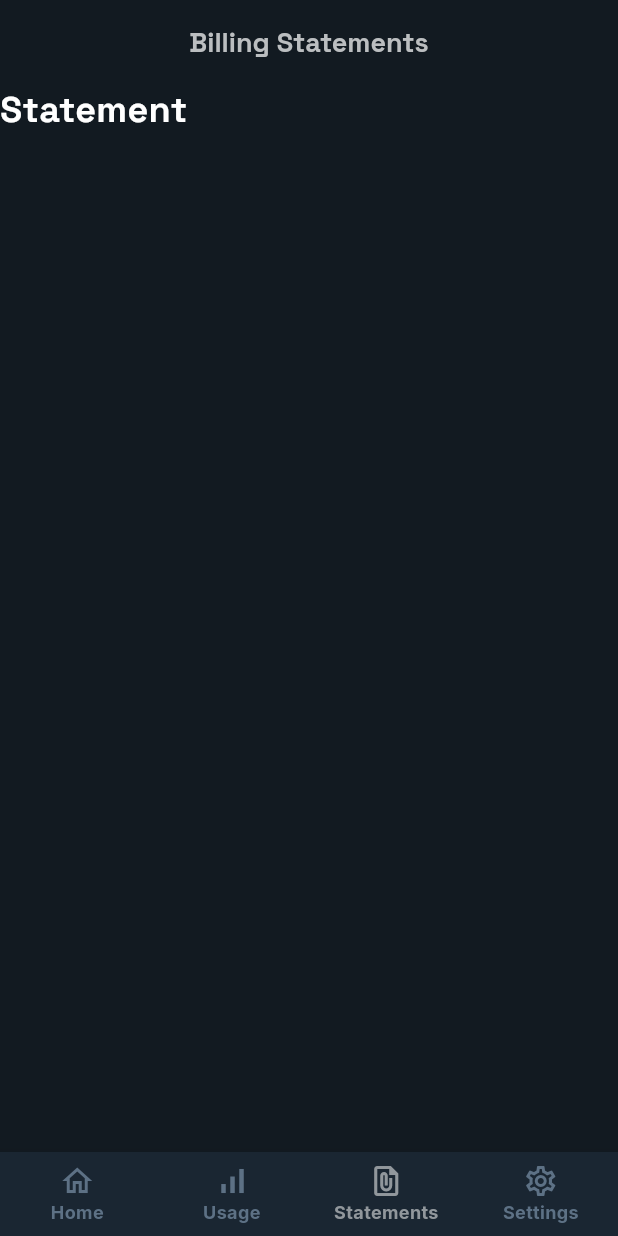
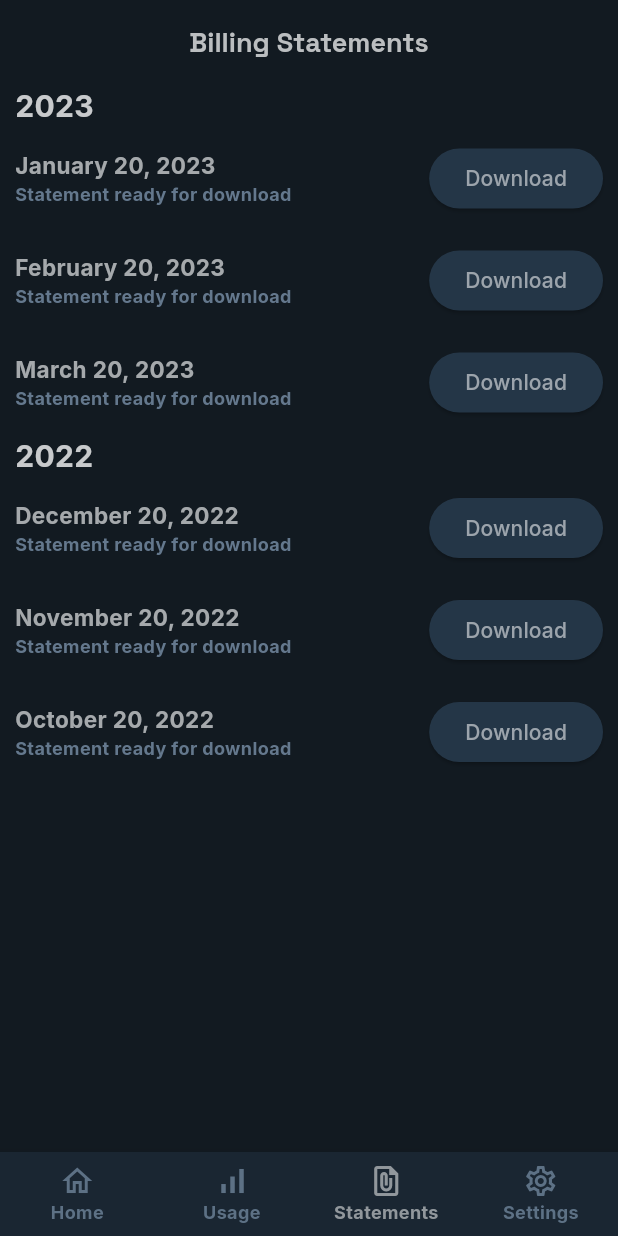
Before and after one commit to Sheroz-Akram/Volt-Vision, a Flutter app: the HomePage screen opened directly, item 3 of the bottom bar chosen, on a phone screen of 412 x 824 dp. Run offline on Flutter 3.47's test engine with Material 3 defaults, Android fonts, the phone set to English and light mode, and no system bars; our stand-ins replace camera, google_fonts, percent_indicator, permission_handler, shared_preferences, syncfusion_flutter_charts; missing offline and left inert: external_app_launcher; accounts and stored records are empty; network calls fail.

Commit message:
Billing Statements UI

```diff
--- a/app/lib/classes/user.dart
+++ b/app/lib/classes/user.dart
@@ -83,7 +83,6 @@ class User {
       }
       return responseData['message'];
     } else {
-      print(response.body);
       return "Invalid Request/Network Error";
     }
   }
--- /dev/null
+++ b/app/lib/components/statementDownloadOption.dart
@@ -0,0 +1,44 @@
+import 'package:flutter/material.dart';
+import 'package:google_fonts/google_fonts.dart';
+import 'package:intl/intl.dart';
+
+class StatementDownloadOption extends StatelessWidget {
+  const StatementDownloadOption({super.key, required this.date});
+  final DateTime date;
+  @override
+  Widget build(BuildContext context) {
+    return Container(
+      margin: const EdgeInsets.symmetric(vertical: 10.0),
+      child: Row(
+        mainAxisAlignment: MainAxisAlignment.spaceBetween,
+        children: [
+          Column(
+            crossAxisAlignment: CrossAxisAlignment.start,
+            children: [
+              Text(
+                DateFormat('MMMM d, yyyy').format(date),
+                style: GoogleFonts.inter(
+                    color: const Color(0xFFA5A9AC), fontSize: 15.0),
+              ),
+              Text(
+                "Statement ready for download",
+                style: GoogleFonts.inter(
+                    color: const Color(0xFF64788D), fontSize: 12.0),
+              )
+            ],
+          ),
+          ElevatedButton(
+            onPressed: () {},
+            style: ButtonStyle(
+                backgroundColor:
+                    WidgetStateProperty.all<Color>(const Color(0xFF243647))),
+            child: Text(
+              "Download",
+              style: GoogleFonts.inter(color: const Color(0xFF9CA4AC)),
+            ),
+          )
+        ],
+      ),
+    );
+  }
+}
--- a/app/lib/pages/dashboard/home.dart
+++ b/app/lib/pages/dashboard/home.dart
@@ -1,5 +1,6 @@
 import 'package:app/pages/dashboard/dashboard.dart';
 import 'package:app/pages/settings/settings.dart';
+import 'package:app/pages/statements/statements.dart';
 import 'package:flutter/material.dart';
 
 class HomePage extends StatefulWidget {
@@ -41,10 +42,7 @@ class _HomePageState extends State<HomePage> {
         "title": "Usage",
         "page": const Text("Usage", style: TextStyle(fontSize: 24))
       },
-      {
-        "title": "Billing Statements",
-        "page": const Text("Statement", style: TextStyle(fontSize: 24))
-      },
+      {"title": "Billing Statements", "page": const StatementPage()},
       {"title": "Settings", "page": const SettingsPage()}
     ];
   }
--- /dev/null
+++ b/app/lib/pages/statements/statements.dart
@@ -0,0 +1,54 @@
+import 'package:app/components/statementDownloadOption.dart';
+import 'package:flutter/material.dart';
+import 'package:google_fonts/google_fonts.dart';
+
+class StatementPage extends StatefulWidget {
+  const StatementPage({super.key});
+  @override
+  State<StatefulWidget> createState() {
+    return _StatementPage();
+  }
+}
+
+class _StatementPage extends State<StatementPage> {
+  List<Map<String, dynamic>> statements = [
+    {
+      "year": "2023",
+      "statements": [
+        {"date": DateTime(2023, 1, 20)},
+        {"date": DateTime(2023, 2, 20)},
+        {"date": DateTime(2023, 3, 20)}
+      ]
+    },
+    {
+      "year": "2022",
+      "statements": [
+        {"date": DateTime(2022, 12, 20)},
+        {"date": DateTime(2022, 11, 20)},
+        {"date": DateTime(2022, 10, 20)}
+      ]
+    }
+  ];
+  @override
+  Widget build(BuildContext context) {
+    return Container(
+      margin: const EdgeInsets.symmetric(horizontal: 10.0),
+      child: Column(
+        crossAxisAlignment: CrossAxisAlignment.start,
+        children: [
+          for (var yearData in statements) ...[
+            Text(
+              yearData['year'],
+              style: GoogleFonts.inter(
+                  color: const Color(0xFFC8CACC),
+                  fontWeight: FontWeight.bold,
+                  fontSize: 20.0),
+            ),
+            for (var statement in yearData['statements'])
+              StatementDownloadOption(date: statement['date']),
+          ],
+        ],
+      ),
+    );
+  }
+}
--- a/app/lib/pages/welcome.dart
+++ b/app/lib/pages/welcome.dart
@@ -16,6 +16,8 @@ class _WelcomePage extends State<WelcomePage> {
   void checkLoginStatus() async {
     Storage storage = Storage();
     String? token = await storage.loadToken();
+    Navigator.pushReplacement(
+        context, MaterialPageRoute(builder: (context) => const HomePage()));
     if (token != null) {
       Navigator.pushReplacement(
           context, MaterialPageRoute(builder: (context) => const HomePage()));
```
